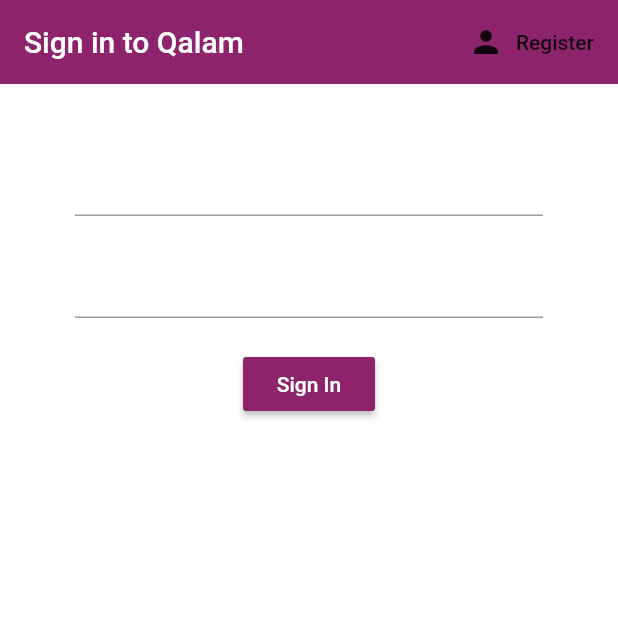
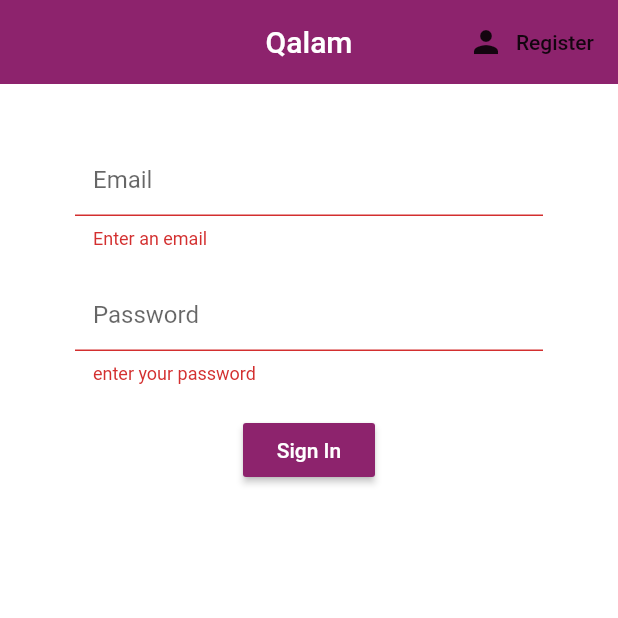
Before and after one commit to HassanAliShah/project-app-correct, a Flutter app: the screen it shows after launch, after a tap on "Sign In", on a phone screen of 412 x 824 dp, the top half of it. Run offline on Flutter 3.47's test engine with Material 2 defaults, Android fonts, the phone set to English and light mode, and no system bars; our stand-ins replace firebase_auth; missing offline and left inert: flutter_webview_plugin; accounts and stored records are empty; Roboto replaces fonts that are missing (Raleway).

Commit message:
new update

```diff
--- a/lib/screens/authenticate/sign_in.dart
+++ b/lib/screens/authenticate/sign_in.dart
@@ -24,7 +24,8 @@
       appBar: AppBar(
         backgroundColor: Color.fromRGBO(141, 35, 109, 1),
         elevation: 0.0,
-        title: Text('Sign in to Qalam'),
+        title: Text('Qalam'),
+        centerTitle: true,
         actions: <Widget>[
           FlatButton.icon(
             icon: Icon(Icons.person),
@@ -43,6 +44,15 @@
             children: <Widget>[
               SizedBox(height: 20.0),
               TextFormField(
+                decoration: InputDecoration(
+                  hintText: 'Email',
+                  fillColor: Colors.white,
+                  filled: true,
+                  enabledBorder: OutlineInputBorder(
+                      borderSide: BorderSide(color: Colors.white, width: 2.0)),
+                  focusedBorder: OutlineInputBorder(
+                      borderSide: BorderSide(color: Colors.pink, width: 2.0)),
+                ),
                 validator: (val) => val.isEmpty ? 'Enter an email' : null,
                 onChanged: (val) {
                   setState(() => email = val);
@@ -50,6 +60,15 @@
               ),
               SizedBox(height: 20.0),
               TextFormField(
+                decoration: InputDecoration(
+                  hintText: 'Password',
+                  fillColor: Colors.white,
+                  filled: true,
+                  enabledBorder: OutlineInputBorder(
+                      borderSide: BorderSide(color: Colors.white, width: 2.0)),
+                  focusedBorder: OutlineInputBorder(
+                      borderSide: BorderSide(color: Colors.pink, width: 2.0)),
+                ),
                 obscureText: true,
                 validator: (val) => val.isEmpty ? 'enter your password' : null,
                 onChanged: (val) {
@@ -64,9 +83,19 @@
                     style: TextStyle(color: Colors.white),
                   ),
                   onPressed: () async {
-                    print(email);
-                    print(password);
+                    if (_formkey.currentState.validate()) {
+                      dynamic result = await _auth.signInWithEmailAndPassword(
+                          email, password);
+                      if (result == null) {
+                        setState(() => error = 'Could not Sign In try again ');
+                      }
+                    }
                   }),
+              SizedBox(height: 12.0),
+              Text(
+                error,
+                style: TextStyle(color: Colors.red, fontSize: 14.0),
+              ),
             ],
           ),
         ),
```
Also changed, not shown: lib/screens/authenticate/register.dart (+18 -0 lines), lib/services/auth.dart (+11 -0 lines).
